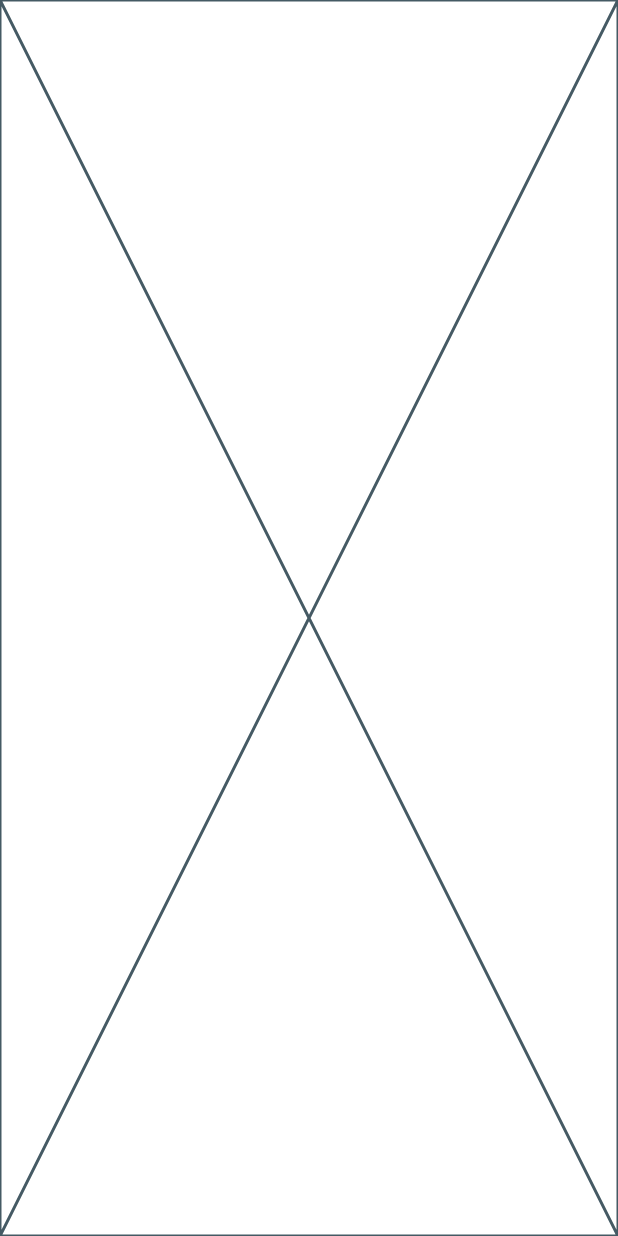
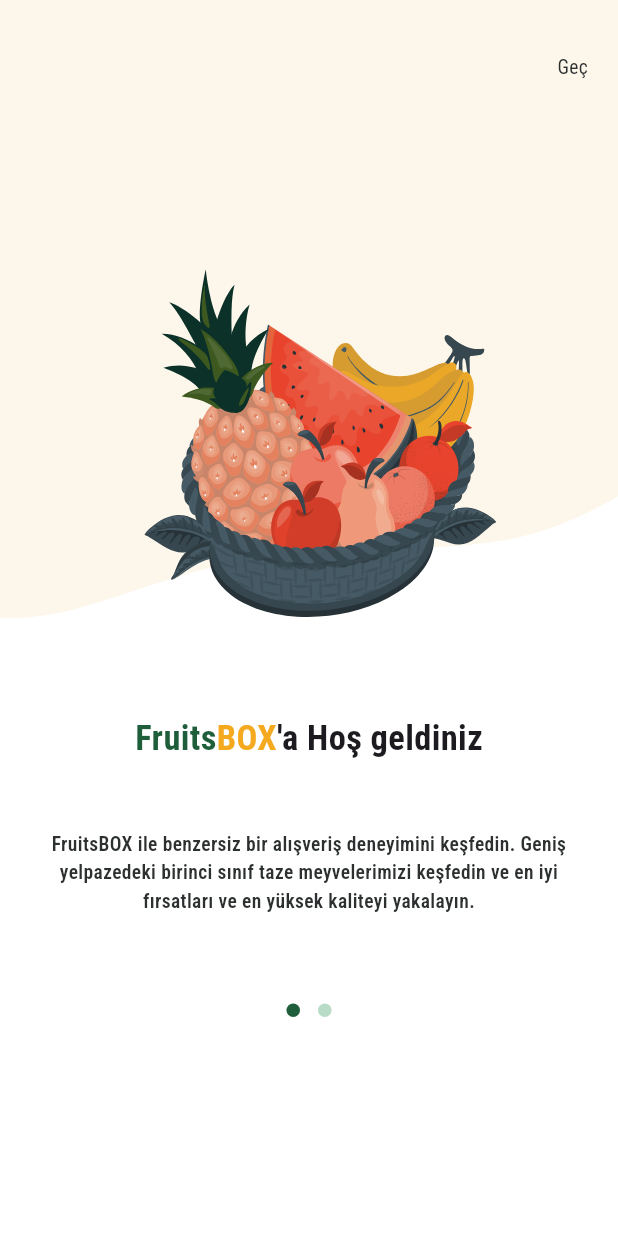
Before and after one commit to yamanturkmenoglu/Fruits_Box, a Flutter app: the screen it shows after launch, on a phone screen of 412 x 824 dp. Run offline on Flutter 3.47's test engine with Material 3 defaults, Android fonts, the light colour scheme and no system bars; drawn by our look-alikes of dots_indicator; our stand-ins replace flutter_svg.

Commit message:
onboarding done

```diff
--- /dev/null
+++ b/fruits_box/lib/constants.dart
@@ -0,0 +1,2 @@
+// ignore: constant_identifier_names
+const KHorezentalPadding = 16.0;
--- /dev/null
+++ b/fruits_box/lib/core/utils/app_colors.dart
@@ -0,0 +1,8 @@
+import 'package:flutter/material.dart';
+
+abstract class AppColors {
+  static const Color primaryColor = Color(0xff1F5E3B);
+  static const Color lightPrimaryColor = Color(0xFF2D9F5D);
+  static const Color secondaryColor = Color(0xFFF4A91F);
+  static const Color lightSecondaryColor = Color(0xFFF8C76D);
+}
--- a/fruits_box/lib/core/utils/app_images.dart
+++ b/fruits_box/lib/core/utils/app_images.dart
@@ -10,6 +10,22 @@
   /// assets/images/logo.png
   static const String imagesLogo = "assets/images/logo.png";
 
+  /// Assets for imagesPageViewItem1Background
+  /// assets/images/page_view_item1_background.svg
+  static const String imagesPageViewItem1Background = "assets/images/page_view_item1_background.svg";
+
+  /// Assets for imagesPageViewItem1Image
+  /// assets/images/page_view_item1_image.svg
+  static const String imagesPageViewItem1Image = "assets/images/page_view_item1_image.svg";
+
+  /// Assets for imagesPageViewItem2Background
+  /// assets/images/page_view_item2_background.svg
+  static const String imagesPageViewItem2Background = "assets/images/page_view_item2_background.svg";
+
+  /// Assets for imagesPageViewItem2Image
+  /// assets/images/page_view_item2_image.svg
+  static const String imagesPageViewItem2Image = "assets/images/page_view_item2_image.svg";
+
   /// Assets for imagesPlant
   /// assets/images/Plant.svg
   static const String imagesPlant = "assets/images/Plant.svg";
--- /dev/null
+++ b/fruits_box/lib/core/utils/app_text_style.dart
@@ -0,0 +1,72 @@
+import 'package:flutter/material.dart';
+
+abstract class TextStyles {
+  static const TextStyle bold13 = TextStyle(
+    fontWeight: FontWeight.bold,
+    fontSize: 13,
+  );
+  static const TextStyle bold23 = TextStyle(
+    fontWeight: FontWeight.bold,
+    fontSize: 23,
+  );
+
+  static const TextStyle semiBold13 = TextStyle(
+    fontWeight: FontWeight.w600,
+    fontSize: 13,
+  );
+
+  static const TextStyle regular13 = TextStyle(
+    fontWeight: FontWeight.normal,
+    fontSize: 13,
+  );
+
+  static const TextStyle bold16 = TextStyle(
+    fontWeight: FontWeight.bold,
+    fontSize: 16,
+  );
+
+  static const TextStyle bold19 = TextStyle(
+    fontWeight: FontWeight.bold,
+    fontSize: 19,
+  );
+
+  static const TextStyle semiBold16 = TextStyle(
+    fontWeight: FontWeight.w600,
+    fontSize: 16,
+  );
+
+  static const TextStyle bold28 = TextStyle(
+    fontWeight: FontWeight.bold,
+    fontSize: 28,
+  );
+
+  static const TextStyle regular22 = TextStyle(
+    fontWeight: FontWeight.normal,
+    fontSize: 22,
+  );
+
+  static const TextStyle semiBold11 = TextStyle(
+    fontWeight: FontWeight.w600,
+    fontSize: 11,
+  );
+
+  static const TextStyle medium15 = TextStyle(
+    fontWeight: FontWeight.w500,
+    fontSize: 15,
+  );
+
+  static const TextStyle regular26 = TextStyle(
+    fontWeight: FontWeight.normal,
+    fontSize: 26,
+  );
+
+  static const TextStyle regular16 = TextStyle(
+    fontWeight: FontWeight.normal,
+    fontSize: 16,
+  );
+
+  static const TextStyle regular11 = TextStyle(
+    fontWeight: FontWeight.normal,
+    fontSize: 11,
+  );
+}
--- /dev/null
+++ b/fruits_box/lib/core/widget/custom_button.dart
@@ -0,0 +1,27 @@
+import 'package:flutter/material.dart';
+import 'package:fruits_box/core/utils/app_colors.dart';
+import 'package:fruits_box/core/utils/app_text_style.dart';
+
+class CustomButton extends StatelessWidget {
+  const CustomButton({super.key, required this.onPressed, required this.title});
+  final VoidCallback onPressed;
+  final String title;
+  @override
+  Widget build(BuildContext context) {
+    return Container(
+      width: double.infinity,
+      height: 50,
+      decoration: BoxDecoration(
+        color: AppColors.primaryColor,
+        borderRadius: BorderRadius.circular(10),
+      ),
+      child: MaterialButton(
+        onPressed: onPressed,
+        child: Text(
+          title,
+          style: TextStyles.bold16.copyWith(color: Colors.white),
+        ),
+      ),
+    );
+  }
+}
--- a/fruits_box/lib/features/on_boarding/presentation/views/on_boarding_view.dart
+++ b/fruits_box/lib/features/on_boarding/presentation/views/on_boarding_view.dart
@@ -1,10 +1,11 @@
 import 'package:flutter/material.dart';
+import 'package:fruits_box/features/on_boarding/presentation/views/widget/on_boarding_view_body.dart';
 
 class OnBoardingView extends StatelessWidget {
   const OnBoardingView({super.key});
-static const String routeName = 'onBoarding';
+  static const String routeName = 'onBoarding';
   @override
   Widget build(BuildContext context) {
-    return const Placeholder();
+    return Scaffold(body: const OnBoardingViewBody());
   }
 }
--- /dev/null
+++ b/fruits_box/lib/features/on_boarding/presentation/views/widget/Page_view_item.dart
@@ -0,0 +1,77 @@
+import 'package:flutter/material.dart';
+import 'package:flutter_svg/svg.dart';
+import 'package:fruits_box/core/utils/app_text_style.dart';
+
+class PageViewItem extends StatelessWidget {
+  const PageViewItem({
+    super.key,
+    required this.image,
+    required this.subtitle,
+    required this.title,
+    required this.backgroundimage,
+    required this.isVisible,
+  });
+  final String image, backgroundimage;
+  final String subtitle;
+  final Widget title;
+  final bool isVisible;
+  @override
+  Widget build(BuildContext context) {
+    return Column(
+      children: [
+        SizedBox(
+          width: double.infinity,
+          height: MediaQuery.of(context).size.height * 0.5,
+          child: Stack(
+            children: [
+              Positioned.fill(
+                child: SvgPicture.asset(backgroundimage, fit: BoxFit.fill),
+              ),
+              Positioned(
+                bottom: 0,
+                right: 0,
+                left: 0,
+                child: SvgPicture.asset(image),
+              ),
+              Visibility(
+                visible: isVisible,
+                child: Padding(
+                  padding: const EdgeInsets.only(
+                    top: 35.0,
+                    left: 20.0,
+                    right: 20,
+                  ),
+
+                  child: Row(
+                    mainAxisAlignment: MainAxisAlignment.end,
+                    children: [
+                      InkWell(
+                        child: Text(
+                          "Geç",
+                          style: TextStyles.regular13.copyWith(
+                            color: Color(0xFF2D3030),
+                          ),
+                        ),
+                      ),
+                    ],
+                  ),
+                ),
+              ),
+            ],
+          ),
+        ),
+        SizedBox(height: 64),
+        title,
+        SizedBox(height: 44),
+        Padding(
+          padding: const EdgeInsets.symmetric(horizontal: 30.0),
+          child: Text(
+            subtitle,
+            textAlign: TextAlign.center,
+            style: TextStyles.semiBold13.copyWith(color: Color(0xFF2D3030)),
+          ),
+        ),
+      ],
+    );
+  }
+}
--- /dev/null
+++ b/fruits_box/lib/features/on_boarding/presentation/views/widget/on_boarding_view_body.dart
@@ -0,0 +1,66 @@
+import 'package:dots_indicator/dots_indicator.dart';
+import 'package:flutter/material.dart';
+import 'package:fruits_box/constants.dart';
+import 'package:fruits_box/core/utils/app_colors.dart';
+import 'package:fruits_box/core/widget/custom_button.dart';
+import 'package:fruits_box/features/on_boarding/presentation/views/widget/on_boarding_view_page.dart';
+
+class OnBoardingViewBody extends StatefulWidget {
+  const OnBoardingViewBody({super.key});
+
+  @override
+  State<OnBoardingViewBody> createState() => _OnBoardingViewBodyState();
+}
+
+class _OnBoardingViewBodyState extends State<OnBoardingViewBody> {
+  late PageController pageController;
+
+  var currentPage = 0;
+  @override
+  void initState() {
+    pageController = PageController();
+
+    pageController.addListener(() {
+      currentPage = pageController.page!.round();
+      setState(() {});
+    });
+    super.initState();
+  }
+
+  @override
+  void dispose() {
+    pageController.dispose();
+    super.dispose();
+  }
+
+  @override
+  Widget build(BuildContext context) {
+    return Column(
+      children: [
+        Expanded(child: OnBoardingViewPage(pageController: pageController)),
+        DotsIndicator(
+          dotsCount: 2,
+          decorator: DotsDecorator(
+            activeColor: AppColors.primaryColor,
+            color:
+                currentPage == 1
+                    ? AppColors.primaryColor
+                    : const Color.fromARGB(139, 123, 189, 150),
+          ),
+        ),
+        SizedBox(height: 40),
+        Visibility(
+          maintainAnimation: true,
+          maintainSize: true,
+          maintainState: true,
+          visible: currentPage == 1 ? true : false,
+          child: Padding(
+            padding: const EdgeInsets.symmetric(horizontal: KHorezentalPadding),
+            child: CustomButton(onPressed: () {}, title: "Şimdi başla"),
+          ),
+        ),
+        SizedBox(height: 50),
+      ],
+    );
+  }
+}
--- /dev/null
+++ b/fruits_box/lib/features/on_boarding/presentation/views/widget/on_boarding_view_page.dart
@@ -0,0 +1,51 @@
+import 'package:flutter/material.dart';
+import 'package:fruits_box/core/utils/app_colors.dart';
+import 'package:fruits_box/core/utils/app_images.dart';
+import 'package:fruits_box/core/utils/app_text_style.dart';
+import 'package:fruits_box/features/on_boarding/presentation/views/widget/Page_view_item.dart';
+
+class OnBoardingViewPage extends StatelessWidget {
+  const OnBoardingViewPage({super.key, required this.pageController});
+  final PageController pageController;
+  @override
+  Widget build(BuildContext context) {
+    return PageView(
+      controller: pageController,
+      children: [
+        PageViewItem(
+          image: Assets.imagesPageViewItem1Image,
+          subtitle:
+              'FruitsBOX ile benzersiz bir alışveriş deneyimini keşfedin. Geniş yelpazedeki birinci sınıf taze meyvelerimizi keşfedin ve en iyi fırsatları ve en yüksek kaliteyi yakalayın.',
+          title: Row(
+            mainAxisAlignment: MainAxisAlignment.center,
+            children: [
+              Text(
+                "Fruits",
+                style: TextStyles.bold23.copyWith(
+                  color: AppColors.primaryColor,
+                ),
+              ),
+              Text(
+                "BOX",
+                style: TextStyles.bold23.copyWith(
+                  color: AppColors.secondaryColor,
+                ),
+              ),
+              Text("'a Hoş geldiniz", style: TextStyles.bold23),
+            ],
+          ),
+          backgroundimage: Assets.imagesPageViewItem1Background,
+          isVisible: true,
+        ),
+        PageViewItem(
+          image: Assets.imagesPageViewItem2Image,
+          subtitle:
+              'Sizlere özenle seçilmiş en iyi meyveleri sunuyoruz. Mükemmel meyveyi seçtiğinizden emin olmak için detaylara, fotoğraflara ve yorumlara göz atın.',
+          title: Text("Ara ve alışveriş yap", style: TextStyles.bold23),
+          backgroundimage: Assets.imagesPageViewItem2Background,
+          isVisible: false,
+        ),
+      ],
+    );
+  }
+}
--- a/fruits_box/lib/main.dart
+++ b/fruits_box/lib/main.dart
@@ -16,7 +16,10 @@
       debugShowCheckedModeBanner: false,
       onGenerateRoute: onGenerateRoutes,
       initialRoute: SplashView.routeName,
-      theme: ThemeData(scaffoldBackgroundColor: Colors.white),
+      theme: ThemeData(
+        fontFamily: "Roboto",
+        scaffoldBackgroundColor: Colors.white,
+      ),
     );
   }
 }
```
Also changed, not shown: fruits_box/pubspec.yaml (+11 -11 lines), fruits_box/assets/fonts/Roboto_Condensed-Bold.ttf (added), fruits_box/assets/fonts/Roboto_Condensed-Medium.ttf (added), fruits_box/assets/fonts/Roboto_Condensed-Regular.ttf (added), fruits_box/assets/fonts/Roboto_Condensed-SemiBold.ttf (added), fruits_box/assets/images/page_view_item1_background.svg (added), fruits_box/assets/images/page_view_item1_image.svg (added), fruits_box/assets/images/page_view_item2_background.svg (added), fruits_box/assets/images/page_view_item2_image.svg (added), fruits_box/pubspec.lock.
